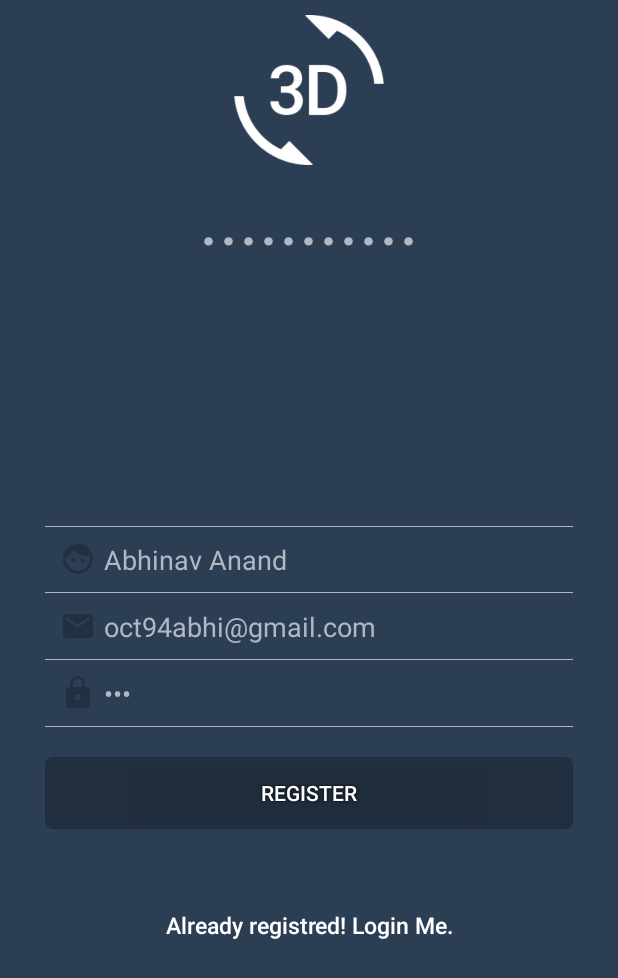
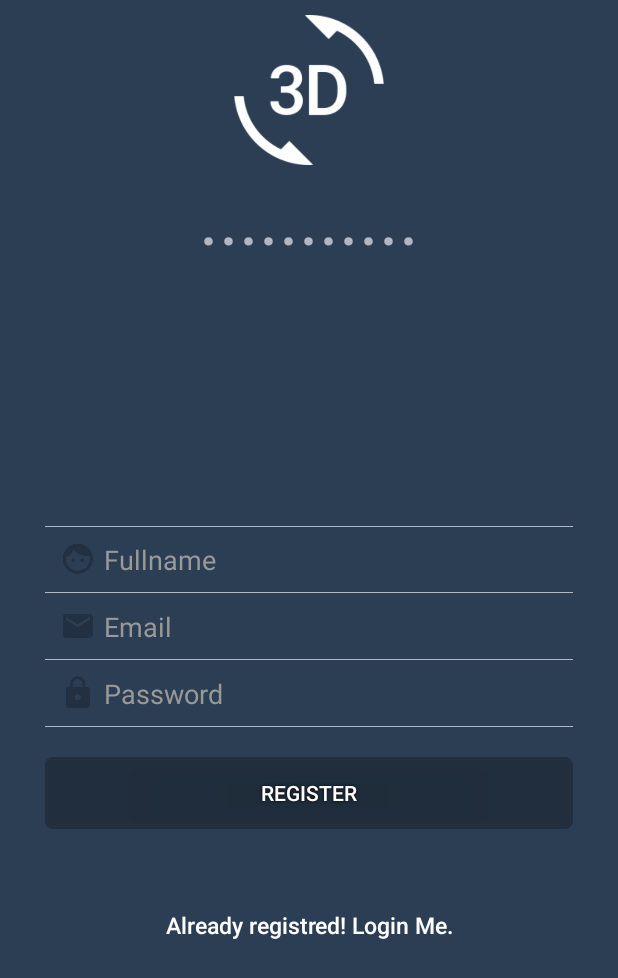
Before and after one commit to Deepankar01/androidEcommerce, an Android app: the RegisterActivity screen opened directly, with no data from a screen before it, on a phone screen of 412 x 824 dp. Shown: the top 978 px of the screen. Run offline under Robolectric (Android 15) with nearby library versions, the phone set to English and light mode, and no system bars.

Commit message:
Updated App

```diff
--- a/Android Application/ECommerce/app/src/main/res/layout/activity_booked_items.xml
+++ b/Android Application/ECommerce/app/src/main/res/layout/activity_booked_items.xml
@@ -10,7 +10,7 @@
               tools:context="live.Abhinav.ecommerce.app.BookedItemsActivity">
 
     <TextView
-        android:text="Booke items"
+        android:text="Booked items"
         android:layout_width="wrap_content"
         android:layout_height="wrap_content"/>
     <ImageView
--- a/Android Application/ECommerce/app/src/main/res/layout/activity_register.xml
+++ b/Android Application/ECommerce/app/src/main/res/layout/activity_register.xml
@@ -53,7 +53,6 @@
                 android:inputType="textCapWords"
                 android:textColor="@color/input_login"
                 android:textColorHint="@color/input_login_hint"
-                android:text="Abhinav Anand"
                 />
 
             <EditText
@@ -69,7 +68,7 @@
                 android:singleLine="true"
                 android:textColor="@color/input_login"
                 android:textColorHint="@color/input_login_hint"
-                android:text="oct94abhi@gmail.com"/>
+              />
 
             <EditText
                 android:id="@+id/password"
@@ -84,7 +83,7 @@
                 android:singleLine="true"
                 android:textColor="@color/input_login"
                 android:textColorHint="@color/input_login_hint"
-                android:text="123"/>
+                />
 
             <!-- Login Button -->
 
--- a/Android Application/ECommerce/app/src/main/res/menu/menu_dashboard.xml
+++ b/Android Application/ECommerce/app/src/main/res/menu/menu_dashboard.xml
@@ -2,11 +2,11 @@
       xmlns:app="http://schemas.android.com/apk/res-auto"
       xmlns:tools="http://schemas.android.com/tools"
       tools:context="live.Abhinav.ecommerce.app.DashboardActivity">
-    <item android:id="@+id/action_search"
+    <!--<item android:id="@+id/action_search"
           android:title="Search"
           android:icon="@drawable/ic_search"
           android:orderInCategory="101"
-          app:showAsAction="always"/>
+          app:showAsAction="always"/>-->
     <item android:id="@+id/action_logout"
           android:title="Logout"
           android:icon="@drawable/ic_logout"
```
Also changed, not shown: Android Application/ECommerce/app/src/main/java/live/Abhinav/ecommerce/app/DashboardActivity.java (+4 -4 lines), Android Application/ECommerce/app/src/main/res/layout/activity_login.xml (+2 -7 lines), 1 other file.
